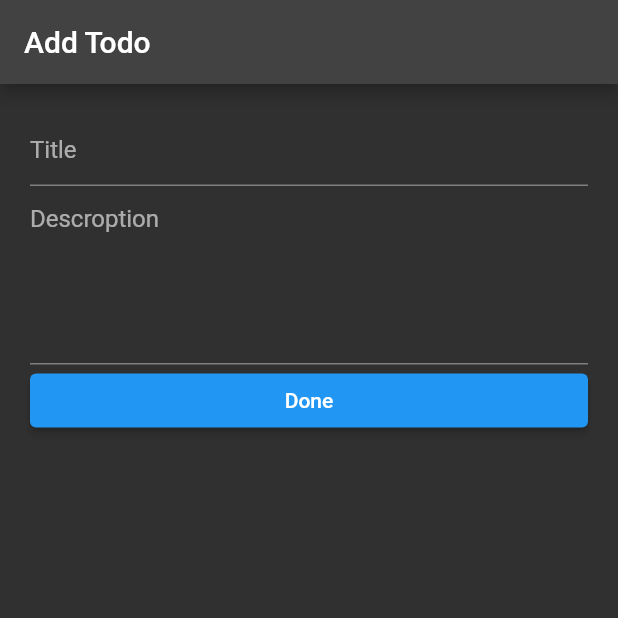
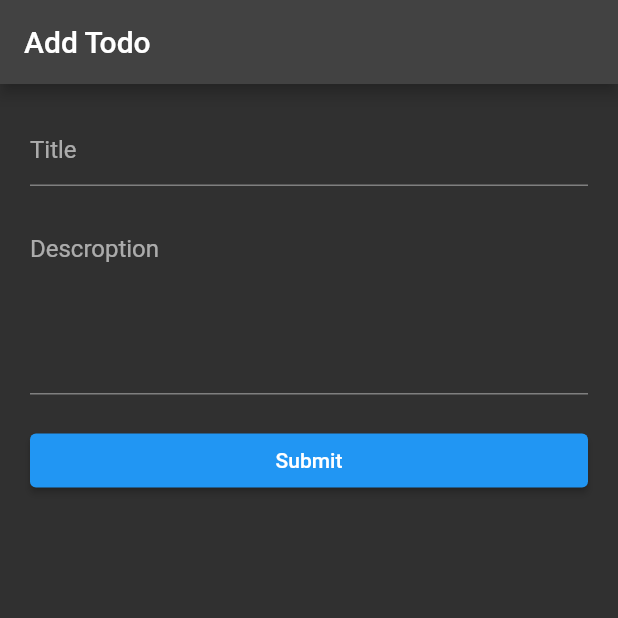
Before and after one commit to Farihazultana/Todo-Flutter, a Flutter app: the AddTodoPage screen opened directly, on a phone screen of 412 x 824 dp, the top half of it. Run offline on Flutter 3.47's test engine with Material 2 defaults, Android fonts, the phone set to English and light mode, and no system bars.

```diff
--- a/lib/screens/add_page.dart
+++ b/lib/screens/add_page.dart
@@ -1,4 +1,7 @@
+import 'dart:convert';
+
 import 'package:flutter/material.dart';
+import 'package:http/http.dart' as http;
 
 class AddTodoPage extends StatefulWidget {
   const AddTodoPage({super.key});
@@ -8,6 +11,8 @@ class AddTodoPage extends StatefulWidget {
 }
 
 class _AddTodoPageState extends State<AddTodoPage> {
+  TextEditingController titleConroller = TextEditingController();
+  TextEditingController descriptionConroller = TextEditingController();
   @override
   Widget build(BuildContext context) {
     return Scaffold(
@@ -17,18 +22,50 @@ class _AddTodoPageState extends State<AddTodoPage> {
       body: ListView(
         padding: const EdgeInsets.all(20),
         children: [
-          const TextField(
-            decoration: InputDecoration(hintText: 'Title'),
+          TextField(
+            controller: titleConroller,
+            decoration: const InputDecoration(hintText: 'Title'),
           ),
-          const TextField(
-            decoration: InputDecoration(hintText: 'Descroption'),
+          const SizedBox(
+            height: 20,
+          ),
+          TextField(
+            controller: descriptionConroller,
+            decoration: const InputDecoration(hintText: 'Descroption'),
             keyboardType: TextInputType.multiline,
             minLines: 5,
             maxLines: 8,
           ),
-          ElevatedButton(onPressed: () {}, child: const Text('Done'))
+          const SizedBox(
+            height: 20,
+          ),
+          ElevatedButton(onPressed: submitData, child: const Text('Submit'))
         ],
       ),
     );
   }
+
+  Future<void> submitData() async {
+    // get the data from Form
+    final title = titleConroller.text;
+    final description = descriptionConroller.text;
+    final body = {
+      "title": title,
+      "description": description,
+      "is_completed": false
+    };
+    // submit data to the server
+    final url = 'https://api.nstack.in/v1/todos';
+    final uri = Uri.parse(url);
+    final response = await http.post(uri,
+        body: jsonEncode(body), headers: {'Content-Type': 'application/json'});
+
+    // show success or fail mesage based on status
+    if (response.statusCode == 201) {
+      print('Creation Successful!');
+    } else {
+      print('Creation failed!');
+      print(response.body);
+    }
+  }
 }
--- a/lib/screens/todo_list.dart
+++ b/lib/screens/todo_list.dart
@@ -1,5 +1,6 @@
 import 'package:flutter/material.dart';
 import 'package:todo_app/screens/add_page.dart';
+
 
 class TodoList extends StatefulWidget {
   const TodoList({super.key});
--- a/pubspec.yaml
+++ b/pubspec.yaml
@@ -31,10 +31,10 @@ dependencies:
   flutter:
     sdk: flutter
 
-
   # The following adds the Cupertino Icons font to your application.
   # Use with the CupertinoIcons class for iOS style icons.
   cupertino_icons: ^1.0.2
+  http: ^0.13.5
 
 dev_dependencies:
   flutter_test:
@@ -52,7 +52,6 @@ dev_dependencies:
 
 # The following section is specific to Flutter packages.
 flutter:
-
   # The following line ensures that the Material Icons font is
   # included with your application, so that you can use the icons in
   # the material Icons class.
```
Also changed, not shown: pubspec.lock.
